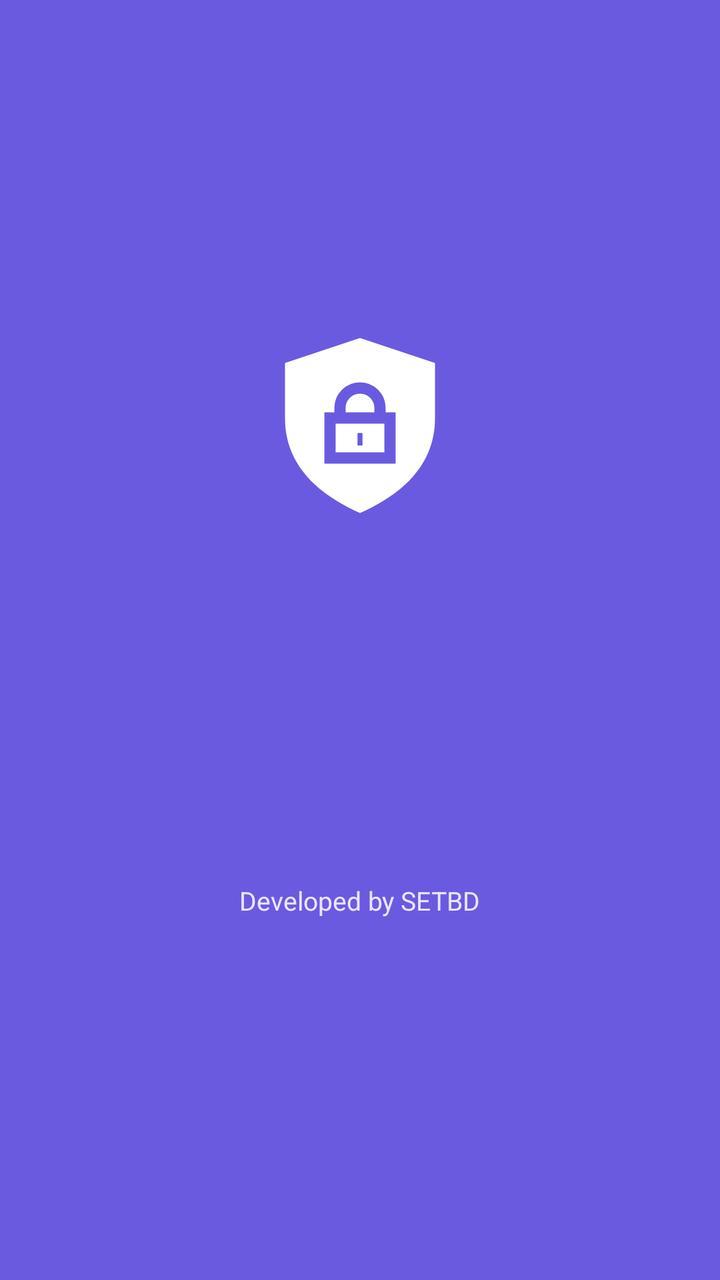
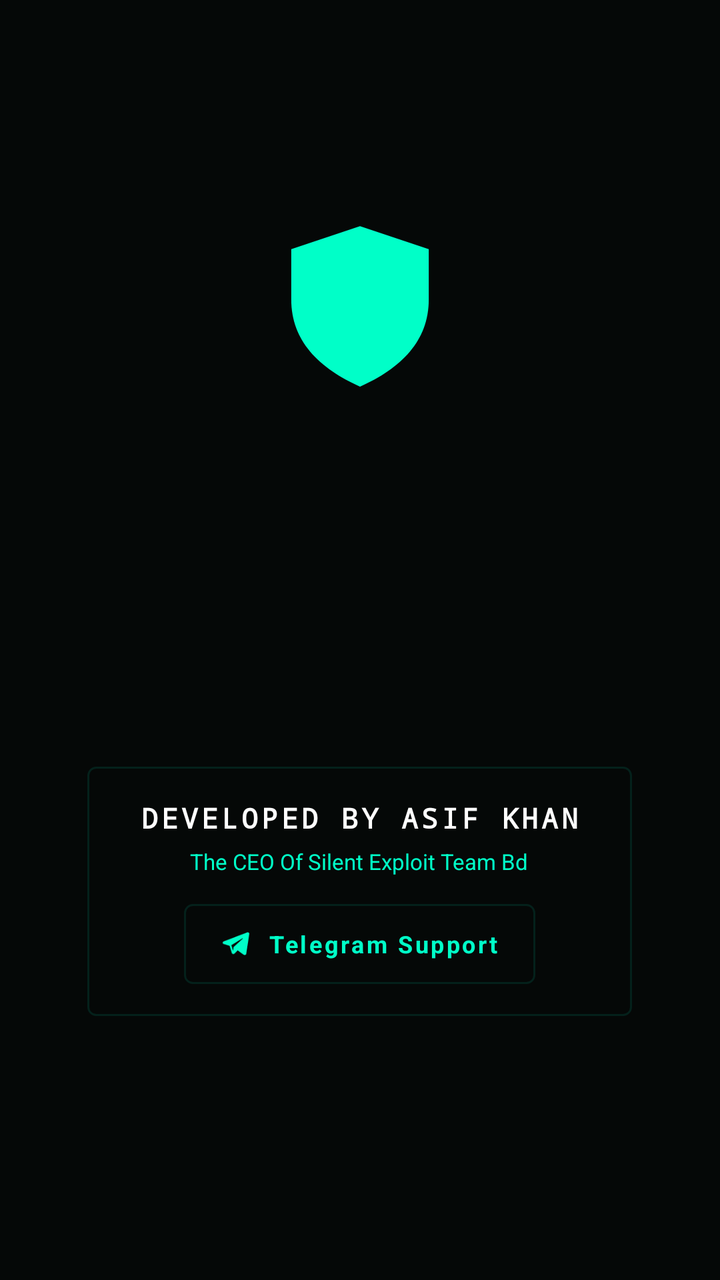

An Android layout rendered at two revisions. The XML below is the earlier revision; the diff shows what the commit changed to produce the second picture.
<!-- AndroidManifest.xml: activity theme Theme.AccessControl.Splash -->
<!-- res/layout/activity_splash.xml -->
<?xml version="1.0" encoding="utf-8"?>
<LinearLayout xmlns:android="http://schemas.android.com/apk/res/android"
    android:layout_width="match_parent"
    android:layout_height="match_parent"
    android:background="@color/clay_primary"
    android:gravity="center"
    android:orientation="vertical"
    android:padding="32dp">

    <ImageView
        android:id="@+id/splashLogo"
        android:layout_width="120dp"
        android:layout_height="120dp"
        android:contentDescription="@string/app_name"
        android:src="@drawable/ic_logo" />

    <TextView
        android:id="@+id/splashTitle"
        android:layout_width="wrap_content"
        android:layout_height="wrap_content"
        android:layout_marginTop="24dp"
        android:alpha="0"
        android:text="@string/app_name"
        android:textColor="#FFFFFF"
        android:textSize="32sp"
        android:textStyle="bold" />

    <TextView
        android:id="@+id/splashTagline"
        android:layout_width="wrap_content"
        android:layout_height="wrap_content"
        android:layout_marginTop="8dp"
        android:alpha="0"
        android:text="@string/splash_tagline"
        android:textColor="#D9D2FF"
        android:textSize="15sp" />

    <TextView
        android:id="@+id/splashCredit"
        android:layout_width="wrap_content"
        android:layout_height="wrap_content"
        android:layout_marginTop="64dp"
        android:background="?attr/selectableItemBackground"
        android:padding="8dp"
        android:text="@string/developer_credit"
        android:textColor="#EAE6FF"
        android:textSize="13sp" />

    <TextView
        android:id="@+id/splashVersion"
        android:layout_width="wrap_content"
        android:layout_height="wrap_content"
        android:layout_marginTop="4dp"
        android:textColor="#8F86CC"
        android:textSize="11sp" />
</LinearLayout>
<!-- resources referenced by this layout -->
<resources>
  <color name="clay_primary">#6A5AE0</color>
  <!-- drawable ic_logo (drawable) -->
  <?xml version="1.0" encoding="utf-8"?>
  <vector xmlns:android="http://schemas.android.com/apk/res/android"
      android:width="96dp"
      android:height="96dp"
      android:viewportWidth="96"
      android:viewportHeight="96">
      
      <path
          android:fillColor="#FFFFFF"
          android:pathData="M48,12 L78,22 L78,44 C78,62 66,74 48,82 C30,74 18,62 18,44 L18,22 Z" />
      <path
          android:strokeColor="#6A5AE0"
          android:strokeWidth="4.5"
          android:fillColor="#00000000"
          android:pathData="M40,44 L40,40 A8,8 0 0 1 56,40 L56,44" />
      <path
          android:strokeColor="#6A5AE0"
          android:strokeWidth="4.5"
          android:fillColor="#00000000"
          android:pathData="M36,44 L60,44 L60,60 L36,60 Z" />
      <path
          android:fillColor="#6A5AE0"
          android:pathData="M47,50 L49,50 L49,55 L47,55 Z" />
  </vector>
  <string name="app_name">Access Control</string>
  <string name="developer_credit">Developed by SETBD</string>
  <string name="splash_tagline">Family protection, together.</string>
  <style name="Theme.AccessControl.Splash">
          <item name="android:windowBackground">@drawable/bg_splash</item>
          <item name="android:statusBarColor">@color/clay_primary</item>
          <item name="android:navigationBarColor">@color/clay_primary</item>
          <item name="android:windowLightStatusBar">false</item>
      </style>
  <!-- drawable bg_splash (drawable) -->
  <?xml version="1.0" encoding="utf-8"?>
  <layer-list xmlns:android="http://schemas.android.com/apk/res/android">
      <item android:gravity="center">
          <shape android:shape="oval">
              <size android:width="170dp" android:height="170dp" />
              <gradient
                  android:type="radial"
                  android:gradientRadius="85dp"
                  android:startColor="#8577F0"
                  android:endColor="@color/clay_primary" />
          </shape>
      </item>
  </layer-list>
</resources>

<!-- the commit's change to res/layout/activity_splash.xml (unified diff, before → after) -->
@@ -2,27 +2,30 @@
 <LinearLayout xmlns:android="http://schemas.android.com/apk/res/android"
     android:layout_width="match_parent"
     android:layout_height="match_parent"
-    android:background="@color/clay_primary"
+    android:background="#050807"
     android:gravity="center"
     android:orientation="vertical"
-    android:padding="32dp">
+    android:padding="28dp">
 
     <ImageView
         android:id="@+id/splashLogo"
-        android:layout_width="120dp"
-        android:layout_height="120dp"
+        android:layout_width="110dp"
+        android:layout_height="110dp"
         android:contentDescription="@string/app_name"
-        android:src="@drawable/ic_logo" />
+        android:src="@drawable/ic_logo"
+        android:tint="#00FFC8" />
 
     <TextView
         android:id="@+id/splashTitle"
         android:layout_width="wrap_content"
         android:layout_height="wrap_content"
-        android:layout_marginTop="24dp"
+        android:layout_marginTop="22dp"
         android:alpha="0"
+        android:letterSpacing="0.22"
         android:text="@string/app_name"
-        android:textColor="#FFFFFF"
-        android:textSize="32sp"
+        android:textColor="#00FFC8"
+        android:fontFamily="monospace"
+        android:textSize="30sp"
         android:textStyle="bold" />
 
     <TextView
@@ -31,26 +34,80 @@
         android:layout_height="wrap_content"
         android:layout_marginTop="8dp"
         android:alpha="0"
+        android:letterSpacing="0.14"
         android:text="@string/splash_tagline"
-        android:textColor="#D9D2FF"
-        android:textSize="15sp" />
+        android:textColor="#39FF91"
+        android:textSize="11sp" />
 
-    <TextView
-        android:id="@+id/splashCredit"
+    <LinearLayout
+        android:id="@+id/splashCreditBox"
         android:layout_width="wrap_content"
         android:layout_height="wrap_content"
-        android:layout_marginTop="64dp"
-        android:background="?attr/selectableItemBackground"
-        android:padding="8dp"
-        android:text="@string/developer_credit"
-        android:textColor="#EAE6FF"
-        android:textSize="13sp" />
+        android:layout_marginTop="54dp"
+        android:background="@drawable/bg_cyber_outline"
+        android:gravity="center"
+        android:orientation="vertical"
+        android:paddingStart="26dp"
+        android:paddingTop="16dp"
+        android:paddingEnd="26dp"
+        android:paddingBottom="16dp">
+
+        <TextView
+            android:id="@+id/splashCredit"
+            android:layout_width="wrap_content"
+            android:layout_height="wrap_content"
+            android:letterSpacing="0.12"
+            android:text="@string/splash_developer"
+            android:textColor="#FFFFFF"
+            android:fontFamily="monospace"
+            android:textSize="14sp"
+            android:textStyle="bold" />
+
+        <TextView
+            android:id="@+id/splashCreditSub"
+            android:layout_width="wrap_content"
+            android:layout_height="wrap_content"
+            android:layout_marginTop="5dp"
+            android:text="@string/developer_subtitle"
+            android:textColor="#00FFC8"
+            android:textSize="11sp" />
+
+        <LinearLayout
+            android:id="@+id/btnTelegram"
+            android:layout_width="wrap_content"
+            android:layout_height="40dp"
+            android:layout_marginTop="14dp"
+            android:background="@drawable/bg_cyber_outline"
+            android:gravity="center"
+            android:orientation="horizontal"
+            android:paddingStart="18dp"
+            android:paddingEnd="18dp">
+
+            <ImageView
+                android:layout_width="16dp"
+                android:layout_height="16dp"
+                android:contentDescription="@string/dash_telegram_support"
+                android:src="@drawable/ic_tg"
+                android:tint="#00FFC8" />
+
+            <TextView
+                android:layout_width="wrap_content"
+                android:layout_height="wrap_content"
+                android:layout_marginStart="8dp"
+                android:letterSpacing="0.1"
+                android:text="@string/dash_telegram_support"
+                android:textColor="#00FFC8"
+                android:textSize="12sp"
+                android:textStyle="bold" />
+        </LinearLayout>
+    </LinearLayout>
 
     <TextView
         android:id="@+id/splashVersion"
         android:layout_width="wrap_content"
         android:layout_height="wrap_content"
-        android:layout_marginTop="4dp"
-        android:textColor="#8F86CC"
+        android:layout_marginTop="18dp"
+        android:fontFamily="monospace"
+        android:textColor="#2E7D63"
         android:textSize="11sp" />
 </LinearLayout>
<!-- resource entries referenced after the edit -->
@@ -1,6 +1,12 @@
 <!-- resources referenced by this layout -->
 <resources>
-  <color name="clay_primary">#6A5AE0</color>
+  <!-- drawable bg_cyber_outline (drawable) -->
+  <?xml version="1.0" encoding="utf-8"?>
+  <shape xmlns:android="http://schemas.android.com/apk/res/android">
+      <solid android:color="#00000000" />
+      <stroke android:width="1dp" android:color="#1A00FFC8" />
+      <corners android:radius="4dp" />
+  </shape>
   <!-- drawable ic_logo (drawable) -->
   <?xml version="1.0" encoding="utf-8"?>
   <vector xmlns:android="http://schemas.android.com/apk/res/android"
@@ -26,26 +32,52 @@
           android:fillColor="#6A5AE0"
           android:pathData="M47,50 L49,50 L49,55 L47,55 Z" />
   </vector>
+  <!-- drawable ic_tg (drawable) -->
+  <?xml version="1.0" encoding="utf-8"?>
+  <vector xmlns:android="http://schemas.android.com/apk/res/android"
+      android:width="24dp" android:height="24dp"
+      android:viewportWidth="24" android:viewportHeight="24">
+      <path android:fillColor="#FFFFFFFF"
+          android:pathData="M21.9,4.6c0.2,-0.9 -0.7,-1.6 -1.5,-1.3L2.7,10.1c-0.9,0.4 -0.9,1.6 0.1,1.9l4.4,1.4l1.7,5.4c0.3,0.8 1.3,1 1.9,0.4l2.5,-2.4l4.5,3.3c0.7,0.5 1.7,0.1 1.9,-0.7L21.9,4.6zM8.5,12.9l8.4,-5.2c0.2,-0.1 0.4,0.2 0.2,0.3l-6.9,6.3l-0.3,2.9L8.5,12.9z" />
+  </vector>
   <string name="app_name">Access Control</string>
-  <string name="developer_credit">Developed by SETBD</string>
-  <string name="splash_tagline">Family protection, together.</string>
+  <string name="dash_telegram_support">Telegram Support</string>
+  <string name="developer_subtitle">The CEO Of Silent Exploit Team Bd</string>
+  <string name="splash_developer">DEVELOPED BY ASIF KHAN</string>
+  <string name="splash_tagline">NEXT-GEN FAMILY PROTECTION SYSTEM</string>
   <style name="Theme.AccessControl.Splash">
           <item name="android:windowBackground">@drawable/bg_splash</item>
-          <item name="android:statusBarColor">@color/clay_primary</item>
-          <item name="android:navigationBarColor">@color/clay_primary</item>
+          <item name="android:statusBarColor">#050807</item>
+          <item name="android:navigationBarColor">#050807</item>
           <item name="android:windowLightStatusBar">false</item>
       </style>
   <!-- drawable bg_splash (drawable) -->
   <?xml version="1.0" encoding="utf-8"?>
   <layer-list xmlns:android="http://schemas.android.com/apk/res/android">
+      <item>
+          <shape android:shape="rectangle">
+              <solid android:color="#050807" />
+          </shape>
+      </item>
       <item android:gravity="center">
           <shape android:shape="oval">
-              <size android:width="170dp" android:height="170dp" />
-              <gradient
-                  android:type="radial"
-                  android:gradientRadius="85dp"
-                  android:startColor="#8577F0"
-                  android:endColor="@color/clay_primary" />
+              <size android:width="200dp" android:height="200dp" />
+              <stroke android:width="1dp" android:color="#3300FFC8" />
+              <solid android:color="#00000000" />
+          </shape>
+      </item>
+      <item android:gravity="center">
+          <shape android:shape="oval">
+              <size android:width="260dp" android:height="260dp" />
+              <stroke android:width="1dp" android:color="#1A00FFC8" />
+              <solid android:color="#00000000" />
+          </shape>
+      </item>
+      <item android:gravity="center">
+          <shape android:shape="oval">
+              <size android:width="320dp" android:height="320dp" />
+              <stroke android:width="1dp" android:color="#0D00FFC8" />
+              <solid android:color="#00000000" />
           </shape>
       </item>
   </layer-list>
